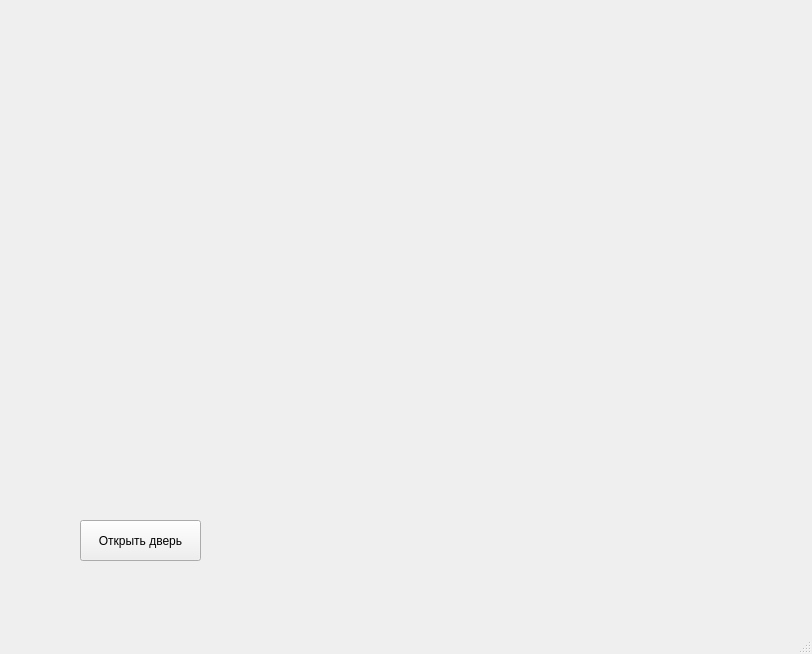
The window that mainwindow.ui (HXPPY228/lab1task1) describes before a commit, drawn with Qt 5.
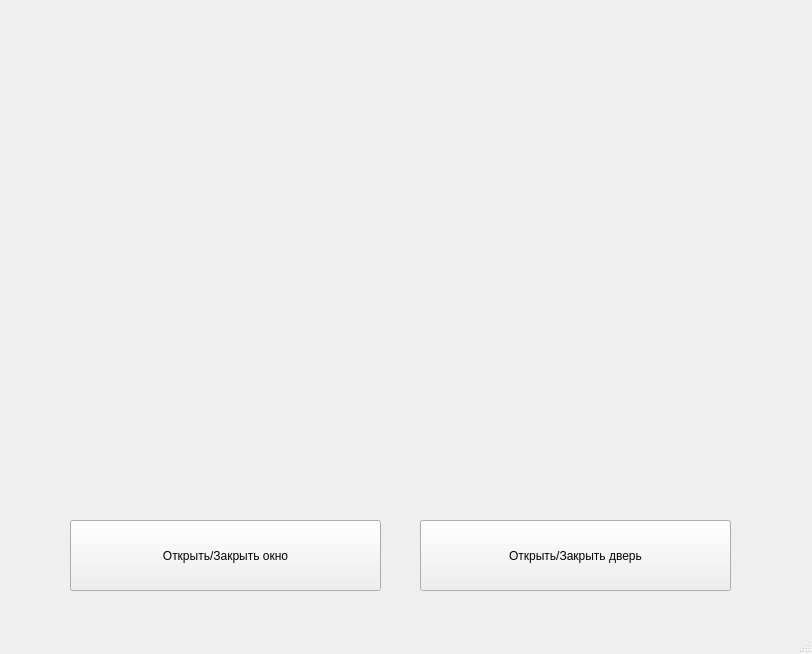
The same window after the commit.

Commit message: Asalamaleykum eskere zdelano

```diff
--- a/mainwindow.ui
+++ b/mainwindow.ui
@@ -17,14 +17,27 @@
    <widget class="QPushButton" name="pushButton">
     <property name="geometry">
      <rect>
-      <x>80</x>
+      <x>420</x>
       <y>520</y>
-      <width>121</width>
-      <height>41</height>
+      <width>311</width>
+      <height>71</height>
      </rect>
     </property>
     <property name="text">
-     <string>Открыть дверь</string>
+     <string>Открыть/Закрыть дверь</string>
+    </property>
+   </widget>
+   <widget class="QPushButton" name="pushButton_2">
+    <property name="geometry">
+     <rect>
+      <x>70</x>
+      <y>520</y>
+      <width>311</width>
+      <height>71</height>
+     </rect>
+    </property>
+    <property name="text">
+     <string>Открыть/Закрыть окно</string>
     </property>
    </widget>
   </widget>
```
The commit also changes 2 other files.
